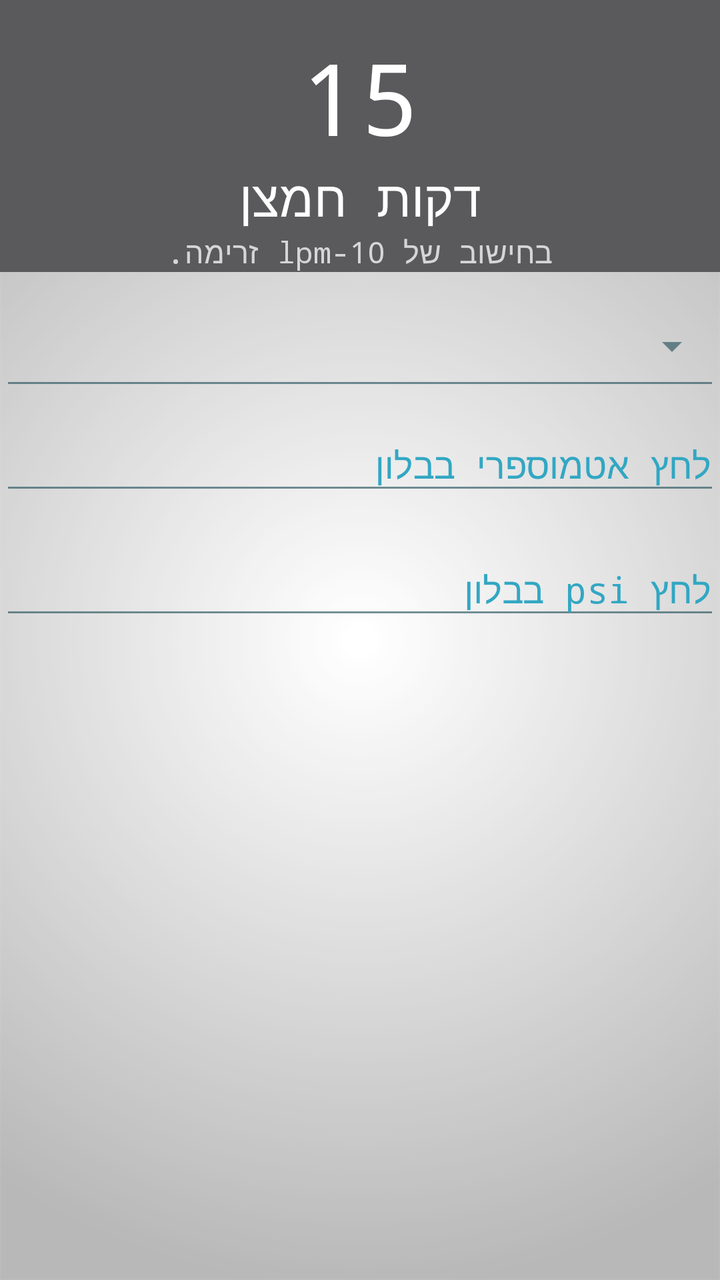
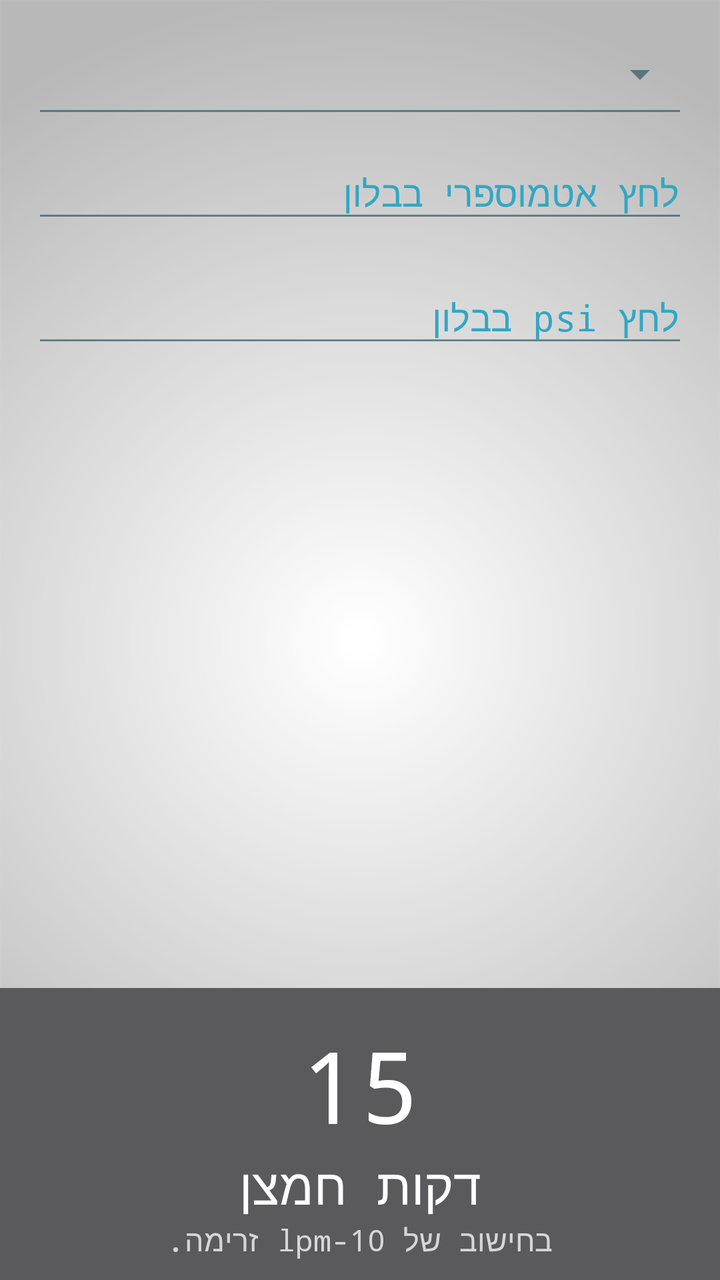

Screens rendered from an Android XML layout before and after an edit, with the pre-edit source and the edit as a unified diff.
<!-- AndroidManifest.xml: application theme AppTheme -->
<!-- res/layout/activity_oxy_calc.xml -->
<?xml version="1.0" encoding="utf-8"?>
<RelativeLayout
    xmlns:android="http://schemas.android.com/apk/res/android"
    xmlns:app="http://schemas.android.com/apk/res-auto"
    xmlns:tools="http://schemas.android.com/tools"
    android:orientation="vertical" android:layout_width="match_parent"
    android:layout_height="match_parent"
    android:clickable="true">
    <RelativeLayout
        android:layout_width="wrap_content"
        android:layout_height="wrap_content"
        android:id="@+id/OxyTime">
        <TextView
            android:id="@+id/txtOxyMin"
            android:layout_width="fill_parent"
            android:layout_height="wrap_content"
            android:gravity="center"
            android:text="15"
            android:paddingTop="15dp"
            android:textAppearance="?android:attr/textAppearanceLarge"
            android:background="@color/buttonMaterialDark"
            android:textSize="50sp"
            android:textColor="#fff" />

        <TextView
            android:id="@+id/txt_TimerSecond"
            android:layout_width="fill_parent"
            android:layout_height="wrap_content"
            android:layout_below="@+id/txtOxyMin"
            android:gravity="center_horizontal"
            android:text="@string/oxyLeft"
            android:background="@color/buttonMaterialDark"
            android:textSize="25sp"
            android:textColor="#fff" />
        <TextView
            android:layout_width="fill_parent"
            android:layout_height="wrap_content"
            android:layout_below="@+id/txt_TimerSecond"
            android:gravity="center_horizontal"
            android:text="@string/lpmExp"
            android:background="@color/buttonMaterialDark"
            android:textSize="15sp"
            android:textColor="#d6d6d6"
            android:id="@+id/twoOxy"/>
    </RelativeLayout>
    <android.support.design.widget.TextInputLayout
        android:layout_width="match_parent"
        android:layout_height="wrap_content"
        android:layout_below="@+id/OxyTime"
        android:id="@+id/ballonType"
        android:layout_marginTop="10dp">
        <Spinner
            android:layout_width="match_parent"
            android:layout_height="54dp"
            android:id="@+id/OxyTypeS"
            style="@style/Widget.AppCompat.Spinner.Underlined"
            android:layout_gravity="left"
            android:spinnerMode="dropdown" />
    </android.support.design.widget.TextInputLayout>
    <android.support.design.widget.TextInputLayout
        android:layout_width="match_parent"
        android:layout_height="wrap_content"
        android:layout_below="@+id/ballonType"
        android:clickable="true"
        android:focusable="true"
        android:id="@+id/ATM_TIL">
        <android.support.v7.widget.AppCompatEditText
            android:layout_width="match_parent"
            android:layout_height="wrap_content"
            android:inputType="number"
            android:id="@+id/ATM"
            android:maxLength="3"
            android:hint="@string/atm"/>
    </android.support.design.widget.TextInputLayout>
    <android.support.design.widget.TextInputLayout
        android:layout_width="match_parent"
        android:layout_height="wrap_content"
        android:layout_marginTop="10dp"
        android:layout_below="@+id/ATM_TIL"
        android:id="@+id/PSI_TIL">
        <android.support.v7.widget.AppCompatEditText
            android:layout_width="match_parent"
            android:layout_height="wrap_content"
            android:id="@+id/PSI"
            android:inputType="number"
            android:maxLength="4"
            android:hint="@string/psi"/>
    </android.support.design.widget.TextInputLayout>
</RelativeLayout>
<!-- resources referenced by this layout -->
<resources>
  <color name="buttonMaterialDark">#ff5a595b</color>
  <string name="atm">לחץ אטמוספרי בבלון</string>
  <string name="lpmExp">בחישוב של 10-lpm זרימה.</string>
  <string name="oxyLeft">דקות חמצן</string>
  <string name="psi">לחץ psi בבלון</string>
  <style name="AppTheme" parent="Theme.AppCompat.Light">
          
          <item name="android:textColor">@color/Black</item>
          <item name="colorPrimary">@color/ColorPrimary</item>
          <item name="colorPrimaryDark">@color/ColorPrimaryDark</item>
          <item name="android:textColorHintInverse">@color/ColorBlue</item>
          <item name="actionBarTheme">@style/ThemeOverlay.AppCompat.Dark.ActionBar</item>
          <item name="buttonStyle">@style/FButton</item>
          <item name="android:buttonStyle">@style/FButton</item>
          <item name="colorAccent">@color/materialGrey300</item>
          
          <item name="android:actionMenuTextColor">@color/Black</item>
          <item name="android:itemBackground">@color/materialGrey300</item>
          <item name="android:textColorSecondary">@color/ColorRedDark</item>
          <item name="android:windowBackground">@drawable/ic_bgg</item>
          <item name="android:typeface">monospace</item>
  
          <item name="android:textColorHint">@color/ColorAqua</item>
          <item name="colorControlNormal">@color/ColorBlue</item>
          <item name="colorControlActivated">@color/ColorAqua</item>
          <item name="colorControlHighlight">@color/ColorAqua</item>
      </style>
  <color name="Black">#000000</color>
  <color name="ColorPrimary">#10133b</color>
  <color name="ColorPrimaryDark">#1a1d4b</color>
  <color name="ColorBlue">#98194853</color>
  <style name="FButton" parent="Theme.AppCompat.Light">
          <item name="colorControlHighlight">@color/ColorBlue</item>
          <item name="android:textColor">@color/ColorAqua</item>
          <item name="android:textSize">20sp</item>
      </style>
  <color name="materialGrey300">#ffe0e0e0</color>
  <color name="ColorRedDark">#6b0000</color>
  <!-- drawable ic_bgg: png bitmap (drawable, 33899 bytes) -->
  <color name="ColorAqua">#32a7c3</color>
</resources>

<!-- the commit's change to res/layout/activity_oxy_calc.xml (unified diff, before → after) -->
@@ -6,49 +6,13 @@
     android:orientation="vertical" android:layout_width="match_parent"
     android:layout_height="match_parent"
     android:clickable="true">
-    <RelativeLayout
-        android:layout_width="wrap_content"
-        android:layout_height="wrap_content"
-        android:id="@+id/OxyTime">
-        <TextView
-            android:id="@+id/txtOxyMin"
-            android:layout_width="fill_parent"
-            android:layout_height="wrap_content"
-            android:gravity="center"
-            android:text="15"
-            android:paddingTop="15dp"
-            android:textAppearance="?android:attr/textAppearanceLarge"
-            android:background="@color/buttonMaterialDark"
-            android:textSize="50sp"
-            android:textColor="#fff" />
-
-        <TextView
-            android:id="@+id/txt_TimerSecond"
-            android:layout_width="fill_parent"
-            android:layout_height="wrap_content"
-            android:layout_below="@+id/txtOxyMin"
-            android:gravity="center_horizontal"
-            android:text="@string/oxyLeft"
-            android:background="@color/buttonMaterialDark"
-            android:textSize="25sp"
-            android:textColor="#fff" />
-        <TextView
-            android:layout_width="fill_parent"
-            android:layout_height="wrap_content"
-            android:layout_below="@+id/txt_TimerSecond"
-            android:gravity="center_horizontal"
-            android:text="@string/lpmExp"
-            android:background="@color/buttonMaterialDark"
-            android:textSize="15sp"
-            android:textColor="#d6d6d6"
-            android:id="@+id/twoOxy"/>
-    </RelativeLayout>
     <android.support.design.widget.TextInputLayout
         android:layout_width="match_parent"
         android:layout_height="wrap_content"
-        android:layout_below="@+id/OxyTime"
         android:id="@+id/ballonType"
-        android:layout_marginTop="10dp">
+        android:layout_marginTop="10dp"
+        android:layout_marginEnd="@dimen/activity_horizontal_margin"
+        android:layout_marginStart="@dimen/activity_horizontal_margin">
         <Spinner
             android:layout_width="match_parent"
             android:layout_height="54dp"
@@ -61,6 +25,8 @@
         android:layout_width="match_parent"
         android:layout_height="wrap_content"
         android:layout_below="@+id/ballonType"
+        android:layout_marginEnd="@dimen/activity_horizontal_margin"
+        android:layout_marginStart="@dimen/activity_horizontal_margin"
         android:clickable="true"
         android:focusable="true"
         android:id="@+id/ATM_TIL">
@@ -76,6 +42,8 @@
         android:layout_width="match_parent"
         android:layout_height="wrap_content"
         android:layout_marginTop="10dp"
+        android:layout_marginEnd="@dimen/activity_horizontal_margin"
+        android:layout_marginStart="@dimen/activity_horizontal_margin"
         android:layout_below="@+id/ATM_TIL"
         android:id="@+id/PSI_TIL">
         <android.support.v7.widget.AppCompatEditText
@@ -86,4 +54,40 @@
             android:maxLength="4"
             android:hint="@string/psi"/>
     </android.support.design.widget.TextInputLayout>
+    <RelativeLayout
+        android:layout_width="wrap_content"
+        android:layout_height="wrap_content"
+        android:layout_alignParentBottom="true"
+        android:background="@color/buttonMaterialDark"
+        android:id="@+id/OxyTime">
+        <TextView
+            android:id="@+id/txtOxyMin"
+            android:layout_width="fill_parent"
+            android:layout_height="wrap_content"
+            android:gravity="center"
+            android:text="15"
+            android:paddingTop="15dp"
+            android:textAppearance="?android:attr/textAppearanceLarge"
+            android:textSize="50sp"
+            android:textColor="#fff" />
+        <TextView
+            android:id="@+id/txt_TimerSecond"
+            android:layout_width="fill_parent"
+            android:layout_height="wrap_content"
+            android:layout_below="@+id/txtOxyMin"
+            android:gravity="center_horizontal"
+            android:text="@string/oxyLeft"
+            android:textSize="25sp"
+            android:textColor="#fff" />
+        <TextView
+            android:layout_width="fill_parent"
+            android:layout_height="wrap_content"
+            android:layout_below="@+id/txt_TimerSecond"
+            android:gravity="center_horizontal"
+            android:text="@string/lpmExp"
+            android:layout_marginBottom="10dp"
+            android:textSize="15sp"
+            android:textColor="#d6d6d6"
+            android:id="@+id/twoOxy"/>
+    </RelativeLayout>
 </RelativeLayout>
<!-- resource entries referenced after the edit -->
@@ -1,6 +1,7 @@
 <!-- resources referenced by this layout -->
 <resources>
   <color name="buttonMaterialDark">#ff5a595b</color>
+  <dimen name="activity_horizontal_margin">16dp</dimen>
   <string name="atm">לחץ אטמוספרי בבלון</string>
   <string name="lpmExp">בחישוב של 10-lpm זרימה.</string>
   <string name="oxyLeft">דקות חמצן</string>
